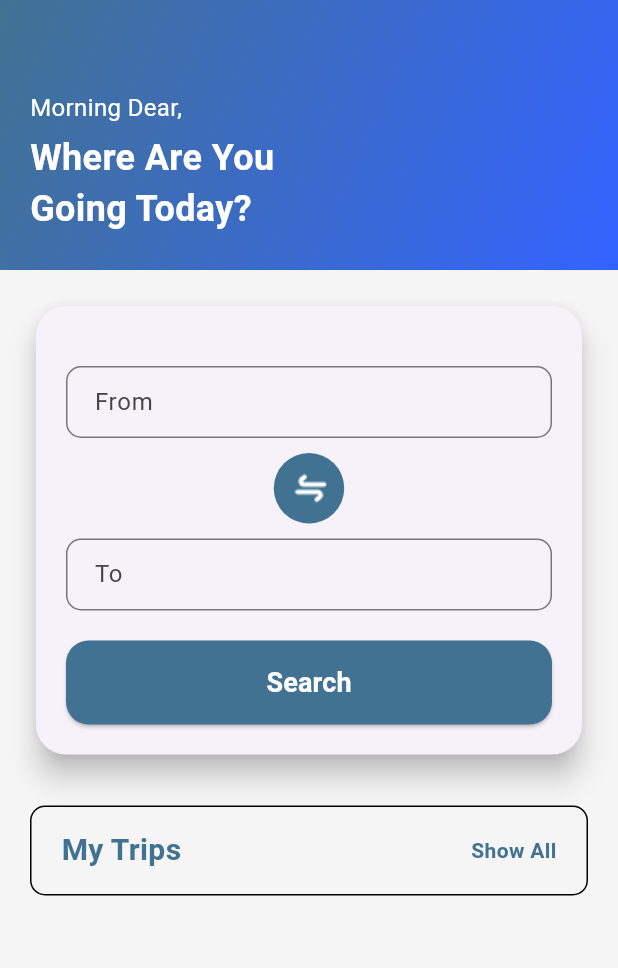
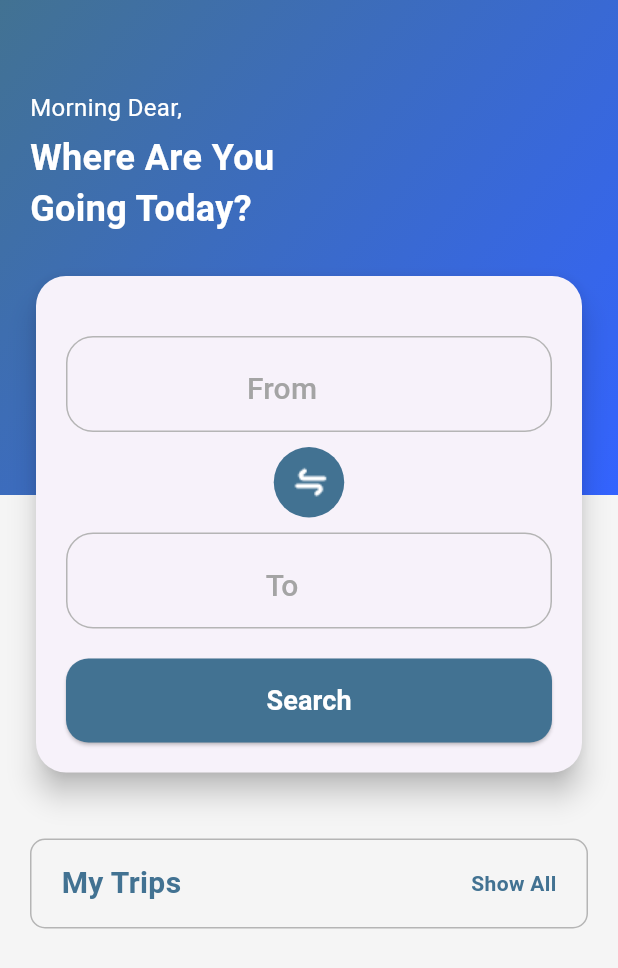
Before and after one commit to seifyaser/BRT-demo, a Flutter app: the Home screen opened directly, on a phone screen of 412 x 824 dp. Shown: the top 968 px of the screen. Run offline on Flutter 3.47's test engine with Material 3 defaults, Android fonts, the phone set to English and light mode, and no system bars; drawn by our look-alikes of flutter_form_builder; our stand-ins replace dio, flutter_svg, form_builder_validators, lottie, qr_flutter, shared_preferences; accounts and stored records are empty.

Commit message:
redesign home screen

```diff
--- a/lib/presentation/Homepage/home.dart
+++ b/lib/presentation/Homepage/home.dart
@@ -1,11 +1,14 @@
 import 'dart:developer';
 import 'package:demo/generated/l10n.dart';
 import 'package:demo/models/StationsModel.dart';
+import 'package:demo/presentation/Homepage/widgets/BuildInfoTRIProw.dart';
 import 'package:demo/presentation/Homepage/widgets/GreetingHeadline.dart';
+import 'package:demo/presentation/Homepage/widgets/MyTripsRow.dart';
 import 'package:demo/presentation/Homepage/widgets/locationSelectColumn.dart';
 import 'package:demo/services/get_stations.dart';
 import 'package:flutter/material.dart';
 import 'package:flutter_form_builder/flutter_form_builder.dart';
+import 'package:intl/intl.dart';
 
 class Home extends StatefulWidget {
   @override
@@ -13,12 +16,14 @@ class Home extends StatefulWidget {
 }
 
 class _HomeState extends State<Home> {
-  String? _selectedFromLocation;
-  String? _selectedToLocation;
   final _formKey = GlobalKey<FormBuilderState>();
 
   StationModel? selectedFromStation;
   StationModel? selectedToStation;
+  DateTime? selectedReserveDate;
+  bool showTripDetails = false;
+
+  List<StationModel> stationList = [];
 
   @override
   void initState() {
@@ -26,14 +31,12 @@ class _HomeState extends State<Home> {
     loadStations();
   }
 
-  List<StationModel> stationList = [];
-
   Future<void> loadStations() async {
     try {
       stationList = await getStations();
       setState(() {});
     } catch (e) {
-      log(' $e');
+      log('Error loading stations: $e');
     }
   }
 
@@ -44,31 +47,30 @@ class _HomeState extends State<Home> {
       body: SingleChildScrollView(
         child: Column(
           children: [
-            // Greeting Header Container
+            Stack(
+              children: [
                 Container(
                   width: double.infinity,
-              height: 180,
+                  height: 330,
                   decoration: const BoxDecoration(
                     gradient: LinearGradient(
                       colors: [Color(0xFF427292), Color(0xFF3363FF)],
                       begin: Alignment.topLeft,
                       end: Alignment.bottomRight,
                     ),
-                // borderRadius: BorderRadius.only(
-                //   bottomLeft: Radius.circular(40),
-                //   bottomRight: Radius.circular(40),
-                // ),
                   ),
                   padding: const EdgeInsets.only(top: 60, left: 20, right: 20),
                   child: Greetingheadline(),
                 ),
 
-            // Form Content
                 Padding(
-              padding: const EdgeInsets.symmetric(
-                horizontal: 20.0,
-                vertical: 20,
+                  padding: const EdgeInsets.only(
+                    top: 180,
+                    left: 20,
+                    right: 20,
+                    bottom: 20,
                   ),
+
                   child: FormBuilder(
                     key: _formKey,
                     autovalidateMode: AutovalidateMode.onUserInteraction,
@@ -85,8 +87,6 @@ class _HomeState extends State<Home> {
                               crossAxisAlignment: CrossAxisAlignment.start,
                               children: [
                                 const SizedBox(height: 20),
-
-                            ///////// location select column
                                 LocationSelectorColumn(
                                   stations: stationList,
                                   selectedFrom: selectedFromStation,
@@ -102,23 +102,29 @@ class _HomeState extends State<Home> {
                                     });
                                   },
                                 ),
-                            SizedBox(height: 20),
+                                const SizedBox(height: 20),
                                 Center(
                                   child: SizedBox(
                                     width: double.infinity,
                                     child: ElevatedButton(
                                       onPressed: () {
                                         if (_formKey.currentState!
-                                        .saveAndValidate()) {
-                                      final values =
-                                          _formKey.currentState!.value;
-                                      print(values);
+                                                .saveAndValidate() &&
+                                            selectedFromStation != null &&
+                                            selectedToStation != null) {
+                                          setState(() {
+                                            showTripDetails = true;
+                                          });
                                         }
                                       },
                                       style: ElevatedButton.styleFrom(
-                                    backgroundColor: const Color(0xFF427292),
+                                        backgroundColor: const Color(
+                                          0xFF427292,
+                                        ),
                                         shape: RoundedRectangleBorder(
-                                      borderRadius: BorderRadius.circular(15),
+                                          borderRadius: BorderRadius.circular(
+                                            15,
+                                          ),
                                         ),
                                         padding: const EdgeInsets.symmetric(
                                           horizontal: 60,
@@ -127,7 +133,7 @@ class _HomeState extends State<Home> {
                                       ),
                                       child: Text(
                                         S.of(context).findTransportationButton,
-                                    style: TextStyle(
+                                        style: const TextStyle(
                                           color: Colors.white,
                                           fontSize: 18,
                                           fontWeight: FontWeight.bold,
@@ -141,43 +147,80 @@ class _HomeState extends State<Home> {
                           ),
                         ),
                         const SizedBox(height: 30),
-
-                    //    My Trips Section
-                    Container(
-                      height: 60,
-                      padding: const EdgeInsets.symmetric(horizontal: 20),
-                      decoration: BoxDecoration(
-                        border: Border.all(color: Colors.black),
-                        borderRadius: BorderRadius.circular(10),
+                        if (showTripDetails)
+                          Card(
+                            elevation: 6,
+                            shape: RoundedRectangleBorder(
+                              borderRadius: BorderRadius.circular(20),
                             ),
-                      child: Row(
-                        mainAxisAlignment: MainAxisAlignment.spaceBetween,
+                            child: Padding(
+                              padding: const EdgeInsets.all(16.0),
+                              child: Column(
                                 children: [
-                          Text(
-                            S.of(context).MyTrips,
-                            style: TextStyle(
-                              color: Color(0xFF427292),
-                              fontSize: 20,
-                              fontWeight: FontWeight.bold,
+                                  buildInfoRow(
+                                    "لون التذكرة",
+                                    trailing: const Icon(
+                                      Icons.circle,
+                                      color: Colors.green,
                                     ),
                                   ),
-                          GestureDetector(
-                            onTap: () {
-                              Navigator.pushNamed(context, '/reserve-screen');
-                            },
-                            child: Text(
-                              S.of(context).showAll,
-                              style: TextStyle(
-                                color: Color(0xFF427292),
-                                fontWeight: FontWeight.bold,
+                                  buildInfoRow("عدد المحطات", value: "4"),
+                                  buildInfoRow("السعر", value: "5.0 ج.م"),
+                                  buildInfoRow(
+                                    "تاريخ الحجز",
+                                    value:
+                                        selectedReserveDate != null
+                                            ? DateFormat(
+                                              'yyyy-MM-dd',
+                                            ).format(selectedReserveDate!)
+                                            : "اختر",
+                                    onTap: () async {
+                                      DateTime initial =
+                                          selectedReserveDate ?? DateTime.now();
+                                      DateTime? picked = await showDatePicker(
+                                        context: context,
+                                        initialDate:
+                                            initial.isBefore(DateTime.now())
+                                                ? DateTime.now()
+                                                : initial,
+                                        firstDate: DateTime.now(),
+                                        lastDate: DateTime(2030),
+                                        builder: (context, child) {
+                                          return Theme(
+                                            data: Theme.of(context).copyWith(
+                                              colorScheme:
+                                                  const ColorScheme.light(
+                                                    primary: Color(0xff427292),
+                                                    onPrimary: Colors.white,
+                                                    onSurface: Colors.black,
+                                                  ),
+                                              textButtonTheme:
+                                                  TextButtonThemeData(
+                                                    style: TextButton.styleFrom(
+                                                      foregroundColor: Color(
+                                                        0xff427292,
                                                       ),
                                                     ),
                                                   ),
+                                            ),
+                                            child: child!,
+                                          );
+                                        },
+                                      );
+                                      if (picked != null) {
+                                        setState(() {
+                                          selectedReserveDate = picked;
+                                        });
+                                      }
+                                    },
+                                  ),
+                                  buildInfoRow("عدد التذاكر", value: "1"),
                                 ],
                               ),
                             ),
-                    const SizedBox(height: 15),
-                    // const TicketCard(),
+                          ),
+                        const SizedBox(height: 10),
+                        Mytripsrow(),
                         const SizedBox(height: 100),
                       ],
                     ),
@@ -185,8 +228,9 @@ class _HomeState extends State<Home> {
                 ),
               ],
             ),
+          ],
         ),
-
+      ),
     );
   }
 }
--- /dev/null
+++ b/lib/presentation/Homepage/widgets/MyTripsRow.dart
@@ -0,0 +1,42 @@
+import 'package:demo/generated/l10n.dart';
+import 'package:flutter/material.dart';
+
+class Mytripsrow extends StatelessWidget {
+  Widget build(BuildContext context) {
+    return     Container(
+                      height: 60,
+                      padding: const EdgeInsets.symmetric(horizontal: 20),
+                      decoration: BoxDecoration(
+                        border: Border.all(
+                          color: Color.fromARGB(255, 181, 181, 181),
+                        ),
+                        borderRadius: BorderRadius.circular(10),
+                      ),
+                      child: Row(
+                        mainAxisAlignment: MainAxisAlignment.spaceBetween,
+                        children: [
+                          Text(
+                            S.of(context).MyTrips,
+                            style: const TextStyle(
+                              color: Color(0xFF427292),
+                              fontSize: 20,
+                              fontWeight: FontWeight.bold,
+                            ),
+                          ),
+                          GestureDetector(
+                            onTap: () {
+                              Navigator.pushNamed(context, '/reserve-screen');
+                            },
+                            child: Text(
+                              S.of(context).showAll,
+                              style: const TextStyle(
+                                color: Color(0xFF427292),
+                                fontWeight: FontWeight.bold,
+                              ),
+                            ),
+                          ),
+                        ],
+                      ),
+                    );
+  }
+}
--- a/lib/presentation/Homepage/widgets/locationSelectColumn.dart
+++ b/lib/presentation/Homepage/widgets/locationSelectColumn.dart
@@ -10,7 +10,6 @@ class LocationSelectorColumn extends StatelessWidget {
   final StationModel? selectedTo;
   final ValueChanged<StationModel?> onFromChanged;
   final ValueChanged<StationModel?> onToChanged;
-  final String? hint;
 
   const LocationSelectorColumn({
     super.key,
@@ -19,7 +18,6 @@ class LocationSelectorColumn extends StatelessWidget {
     required this.selectedTo,
     required this.onFromChanged,
     required this.onToChanged,
-    this.hint,
   });
 
   @override
@@ -30,14 +28,21 @@ class LocationSelectorColumn extends StatelessWidget {
           name: 'from_location',
           icon: const SizedBox.shrink(),
           initialValue: selectedFrom,
-          decoration: _inputDecoration(label: S.of(context).fromLabel),
+          decoration: _inputDecoration(),
           items: _buildLocationItems(),
+            hint: Center(
+            child: Text(
+              'From',
+              style: const TextStyle(color: Color(0xffa4a4a4),fontSize: 20),
+            ),
+          ),
           onChanged: onFromChanged,
           validator: FormBuilderValidators.required(
             errorText: S.of(context).SelectLocationerror,
           ),
         ),
         const SizedBox(height: 10),
+
         Container(
           padding: const EdgeInsets.all(8),
           decoration: const BoxDecoration(
@@ -46,13 +51,20 @@ class LocationSelectorColumn extends StatelessWidget {
           ),
           child: Image.asset('assets/Swap.png'),
         ),
+
         const SizedBox(height: 10),
         FormBuilderDropdown<StationModel>(
           name: 'to_location',
           icon: const SizedBox.shrink(),
           initialValue: selectedTo,
-          decoration: _inputDecoration(label: S.of(context).toLabel),
+          decoration: _inputDecoration(),
           items: _buildLocationItems(),
+          hint: Center(
+            child: Text(
+              'To',
+              style: const TextStyle(color: Color(0xffa4a4a4),fontSize: 20),
+            ),
+          ),
           onChanged: onToChanged,
           validator: FormBuilderValidators.required(
             errorText: S.of(context).SelectLocationerror,
@@ -62,15 +74,18 @@ class LocationSelectorColumn extends StatelessWidget {
     );
   }
 
-  InputDecoration _inputDecoration({required String label}) {
+  InputDecoration _inputDecoration() {
     return InputDecoration(
-      labelText: label,
-      border: OutlineInputBorder(borderRadius: BorderRadius.circular(10)),
+
+      border: OutlineInputBorder(borderRadius: BorderRadius.circular(18)),
+        enabledBorder: OutlineInputBorder(
+      borderRadius: BorderRadius.circular(18),
+      borderSide: const BorderSide(color:  Color.fromARGB(255, 181, 181, 181)),
+    ),
       focusedBorder: OutlineInputBorder(
-        borderRadius: BorderRadius.circular(10),
-        borderSide: const BorderSide(color: Color(0xFF3363FF)),
-      ),
-      contentPadding: const EdgeInsets.symmetric(horizontal: 15, vertical: 10),
+        borderRadius: BorderRadius.circular(18),
+        ),
+      contentPadding: const EdgeInsets.symmetric( vertical: 20),
     );
   }
 
```
Also changed, not shown: lib/main.dart (+6 -4 lines), lib/presentation/Homepage/widgets/BuildInfoTRIProw.dart (added, +43 -0 lines). Lines whose indentation alone changed are shown as unchanged.
